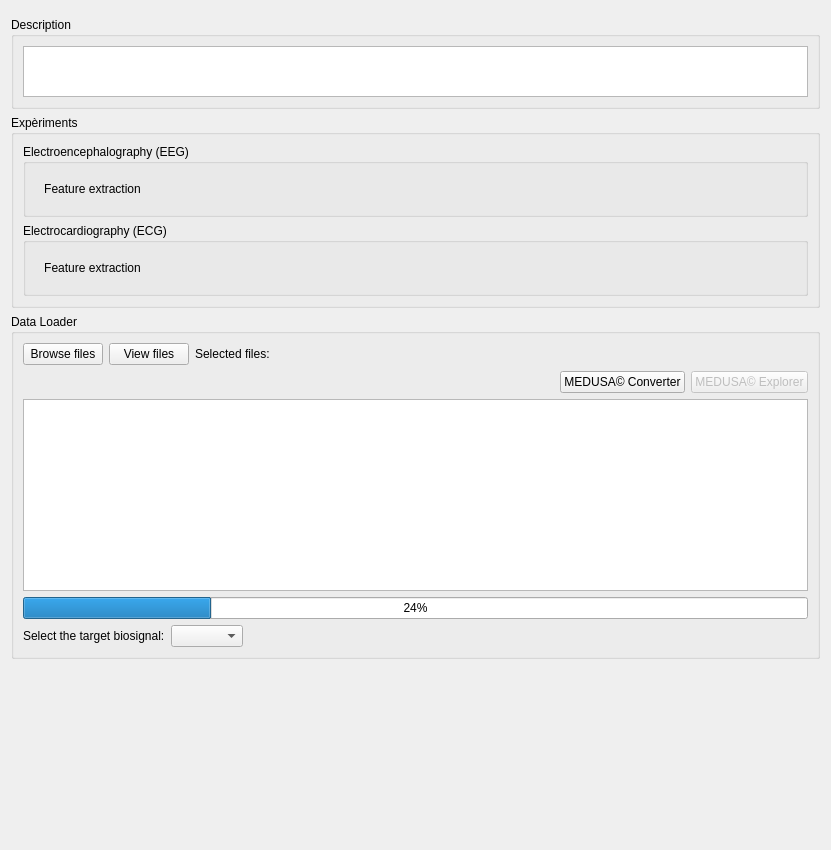
Above: data_loader/ui.ui from medusabci/medusa-analyzer before the change. Below: the same form after it.
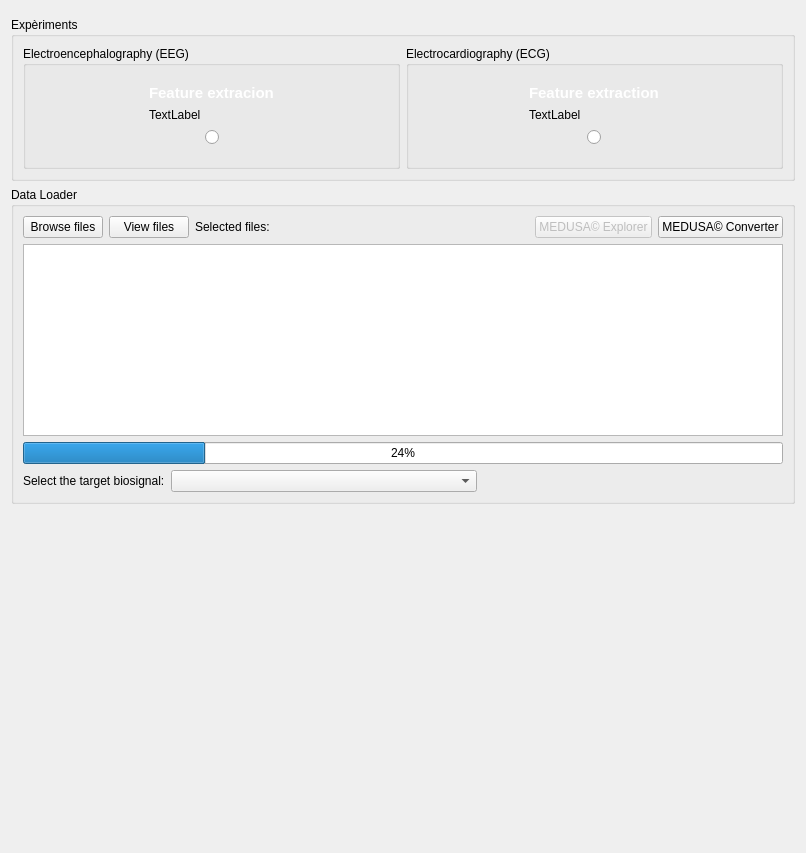
That is the form after the change.

Patch:
```diff
--- a/data_loader/ui.ui
+++ b/data_loader/ui.ui
@@ -6,8 +6,8 @@
    <rect>
     <x>0</x>
     <y>0</y>
-    <width>831</width>
-    <height>850</height>
+    <width>806</width>
+    <height>853</height>
    </rect>
   </property>
   <property name="windowTitle">
@@ -25,40 +25,6 @@
      <property name="frameShape">
       <enum>QFrame::Shape::StyledPanel</enum>
      </property>
-     <property name="frameShadow">
-      <enum>QFrame::Shadow::Raised</enum>
-     </property>
-    </widget>
-   </item>
-   <item>
-    <widget class="QGroupBox" name="groupBox_3">
-     <property name="title">
-      <string>Description</string>
-     </property>
-     <layout class="QVBoxLayout" name="verticalLayout_6">
-      <item>
-       <widget class="QTextBrowser" name="descriptiontextBrowser">
-        <property name="sizePolicy">
-         <sizepolicy hsizetype="Expanding" vsizetype="Fixed">
-          <horstretch>0</horstretch>
-          <verstretch>0</verstretch>
-         </sizepolicy>
-        </property>
-        <property name="minimumSize">
-         <size>
-          <width>0</width>
-          <height>51</height>
-         </size>
-        </property>
-        <property name="maximumSize">
-         <size>
-          <width>16777215</width>
-          <height>51</height>
-         </size>
-        </property>
-       </widget>
-      </item>
-     </layout>
     </widget>
    </item>
    <item>
@@ -72,7 +38,7 @@
      <property name="title">
       <string>Expèriments</string>
      </property>
-     <layout class="QVBoxLayout" name="verticalLayout_2">
+     <layout class="QHBoxLayout" name="horizontalLayout_2">
       <item>
        <widget class="QGroupBox" name="groupBox_4">
         <property name="title">
@@ -98,41 +64,82 @@
 }</string>
            </property>
            <property name="frameShape">
-            <enum>QFrame::Shape::StyledPanel</enum>
-           </property>
-           <property name="frameShadow">
-            <enum>QFrame::Shadow::Raised</enum>
+            <enum>QFrame::NoFrame</enum>
            </property>
            <layout class="QVBoxLayout" name="verticalLayout_5">
             <item>
-             <widget class="QPushButton" name="expfeatureseegQPushButton">
+             <widget class="QLabel" name="label">
               <property name="styleSheet">
-               <string notr="true">QPushButton {
-    border: none;
-    background: transparent;
+               <string notr="true">QLabel {
+    color: white; 
+    font-size: 11pt; 
+    background-color: transparent;
+    font-family: Arial;
+    font-weight: bold;
 }</string>
               </property>
               <property name="text">
-               <string>Feature extraction</string>
+               <string>Feature extracion</string>
               </property>
              </widget>
             </item>
+            <item>
+             <layout class="QVBoxLayout" name="eeg_icon_layout">
+              <item>
+               <widget class="QLabel" name="eeg_icon">
+                <property name="styleSheet">
+                 <string notr="true">QLabel {
+    border: none;
+    background-color: transparent;
+}</string>
+                </property>
+                <property name="text">
+                 <string>TextLabel</string>
+                </property>
+               </widget>
+              </item>
+             </layout>
+            </item>
+            <item>
+             <layout class="QHBoxLayout" name="horizontalLayout_6">
+              <item>
+               <spacer name="horizontalSpacer_2">
+                <property name="orientation">
+                 <enum>Qt::Horizontal</enum>
+                </property>
+                <property name="sizeHint" stdset="0">
+                 <size>
+                  <width>40</width>
+                  <height>20</height>
+                 </size>
+                </property>
+               </spacer>
+              </item>
+              <item>
+               <widget class="QRadioButton" name="featureseegRButton">
+                <property name="text">
+                 <string/>
+                </property>
+               </widget>
+              </item>
+              <item>
+               <spacer name="horizontalSpacer_4">
+                <property name="orientation">
+                 <enum>Qt::Horizontal</enum>
+                </property>
+                <property name="sizeHint" stdset="0">
+                 <size>
+                  <width>40</width>
+                  <height>20</height>
+                 </size>
+                </property>
+               </spacer>
+              </item>
+             </layout>
+            </item>
            </layout>
           </widget>
          </item>
-         <item>
-          <spacer name="horizontalSpacer_4">
-           <property name="orientation">
-            <enum>Qt::Orientation::Horizontal</enum>
-           </property>
-           <property name="sizeHint" stdset="0">
-            <size>
-             <width>40</width>
-             <height>20</height>
-            </size>
-           </property>
-          </spacer>
-         </item>
         </layout>
        </widget>
       </item>
@@ -143,7 +150,13 @@
         </property>
         <layout class="QHBoxLayout" name="horizontalLayout_5">
          <item>
-          <widget class="QFrame" name="frame_3">
+          <widget class="QFrame" name="featuresecgQFrame_2">
+           <property name="sizePolicy">
+            <sizepolicy hsizetype="Fixed" vsizetype="Fixed">
+             <horstretch>0</horstretch>
+             <verstretch>0</verstretch>
+            </sizepolicy>
+           </property>
            <property name="styleSheet">
             <string notr="true">QFrame {
     border-radius: 0px;
@@ -155,18 +168,18 @@
 }</string>
            </property>
            <property name="frameShape">
-            <enum>QFrame::Shape::StyledPanel</enum>
+            <enum>QFrame::NoFrame</enum>
            </property>
-           <property name="frameShadow">
-            <enum>QFrame::Shadow::Raised</enum>
-           </property>
-           <layout class="QHBoxLayout" name="horizontalLayout_6">
+           <layout class="QVBoxLayout" name="verticalLayout_2">
             <item>
-             <widget class="QPushButton" name="expfeaturesecgQPushButton">
+             <widget class="QLabel" name="label_2">
               <property name="styleSheet">
-               <string notr="true">QPushButton {
-    border: none;
-    background: transparent;
+               <string notr="true">QLabel {
+    color: white; 
+    font-size: 11pt; 
+    background-color: transparent;
+    font-family: Arial;
+    font-weight: bold;
 }</string>
               </property>
               <property name="text">
@@ -174,22 +187,63 @@
               </property>
              </widget>
             </item>
+            <item>
+             <layout class="QVBoxLayout" name="ecg_icon_layout">
+              <item>
+               <widget class="QLabel" name="ecg_icon">
+                <property name="styleSheet">
+                 <string notr="true">QLabel {
+    border: none;
+    background-color: transparent;
+}</string>
+                </property>
+                <property name="text">
+                 <string>TextLabel</string>
+                </property>
+               </widget>
+              </item>
+             </layout>
+            </item>
+            <item>
+             <layout class="QHBoxLayout" name="horizontalLayout_10">
+              <item>
+               <spacer name="horizontalSpacer_7">
+                <property name="orientation">
+                 <enum>Qt::Horizontal</enum>
+                </property>
+                <property name="sizeHint" stdset="0">
+                 <size>
+                  <width>40</width>
+                  <height>20</height>
+                 </size>
+                </property>
+               </spacer>
+              </item>
+              <item>
+               <widget class="QRadioButton" name="featuresecgRButton">
+                <property name="text">
+                 <string/>
+                </property>
+               </widget>
+              </item>
+              <item>
+               <spacer name="horizontalSpacer_6">
+                <property name="orientation">
+                 <enum>Qt::Horizontal</enum>
+                </property>
+                <property name="sizeHint" stdset="0">
+                 <size>
+                  <width>40</width>
+                  <height>20</height>
+                 </size>
+                </property>
+               </spacer>
+              </item>
+             </layout>
+            </item>
            </layout>
           </widget>
          </item>
-         <item>
-          <spacer name="horizontalSpacer_5">
-           <property name="orientation">
-            <enum>Qt::Orientation::Horizontal</enum>
-           </property>
-           <property name="sizeHint" stdset="0">
-            <size>
-             <width>40</width>
-             <height>20</height>
-            </size>
-           </property>
-          </spacer>
-         </item>
         </layout>
        </widget>
       </item>
@@ -226,23 +280,6 @@
          </widget>
         </item>
         <item>
-         <spacer name="horizontalSpacer">
-          <property name="orientation">
-           <enum>Qt::Orientation::Horizontal</enum>
-          </property>
-          <property name="sizeHint" stdset="0">
-           <size>
-            <width>40</width>
-            <height>20</height>
-           </size>
-          </property>
-         </spacer>
-        </item>
-       </layout>
-      </item>
-      <item>
-       <layout class="QHBoxLayout" name="horizontalLayout_2">
-        <item>
          <spacer name="horizontalSpacer_3">
           <property name="orientation">
            <enum>Qt::Orientation::Horizontal</enum>
@@ -255,16 +292,6 @@
           </property>
          </spacer>
         </item>
-        <item>
-         <widget class="QPushButton" name="convertButton">
-          <property name="toolTip">
-           <string>Convert MEDUSA© recordings to .rec format</string>
-          </property>
-          <property name="text">
-           <string>MEDUSA© Converter</string>
-          </property>
-         </widget>
-        </item>
         <item>
          <widget class="QPushButton" name="explorerButton">
           <property name="enabled">
@@ -275,6 +302,16 @@
           </property>
          </widget>
         </item>
+        <item>
+         <widget class="QPushButton" name="convertButton">
+          <property name="toolTip">
+           <string>Convert MEDUSA© recordings to .rec format</string>
+          </property>
+          <property name="text">
+           <string>MEDUSA© Converter</string>
+          </property>
+         </widget>
+        </item>
        </layout>
       </item>
       <item>
@@ -289,6 +326,10 @@
           </property>
          </widget>
         </item>
+       </layout>
+      </item>
+      <item>
+       <layout class="QVBoxLayout" name="verticalLayout_7">
         <item>
          <widget class="QProgressBar" name="convertProgressBar">
           <property name="value">
@@ -308,10 +349,17 @@
          </widget>
         </item>
         <item>
-         <widget class="QComboBox" name="biosignalBox"/>
+         <widget class="QComboBox" name="biosignalBox">
+          <property name="sizePolicy">
+           <sizepolicy hsizetype="Expanding" vsizetype="Fixed">
+            <horstretch>0</horstretch>
+            <verstretch>0</verstretch>
+           </sizepolicy>
+          </property>
+         </widget>
         </item>
         <item>
-         <spacer name="horizontalSpacer_2">
+         <spacer name="horizontalSpacer">
           <property name="orientation">
            <enum>Qt::Orientation::Horizontal</enum>
           </property>
```
Left out of the diff: 16 changed lines with no effect on the pictures.
